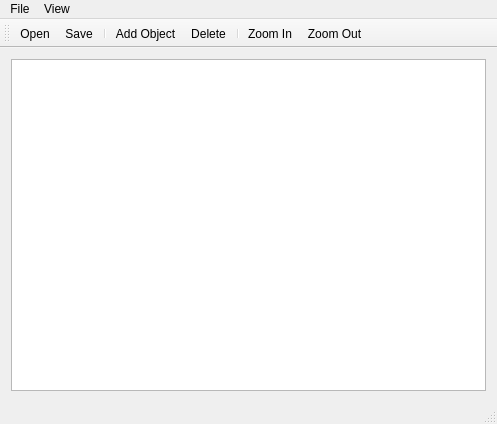
The window that mainwindow.ui (btabibian/Bayesian-Labeler) describes before a commit, drawn with Qt 5.
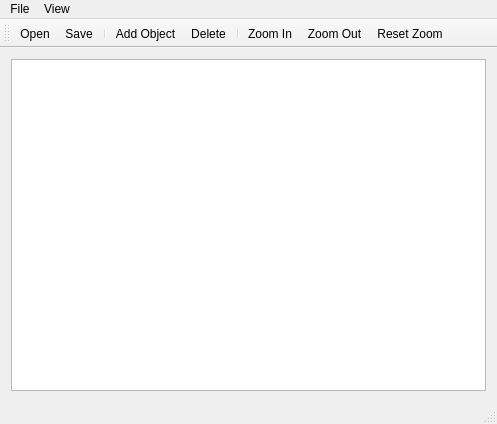
The same window after the commit. Icons and pictures are not drawn.

Commit message: Forgot to add the Reset button to the toolbar

The edit to the form file:
```diff
--- a/mainwindow.ui
+++ b/mainwindow.ui
@@ -71,6 +71,7 @@
    <addaction name="separator"/>
    <addaction name="actionZoomIn"/>
    <addaction name="actionZoomOut"/>
+   <addaction name="actionZoomReset"/>
   </widget>
   <widget class="QStatusBar" name="statusBar"/>
   <action name="action_TB_Open">
```
